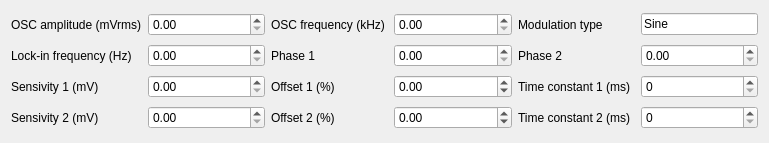
Above: pyqt5 STM software/ui/LockIn.ui from freestylexyz/STM-pyqt5-software before the change. Below: the same form after it.
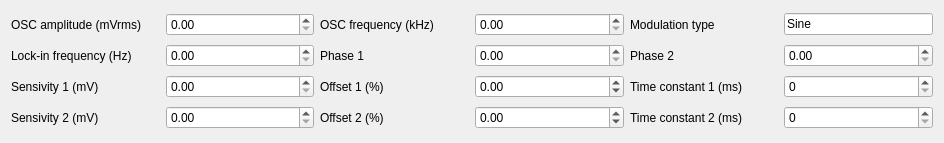
That is the form after the change.

```diff
--- a/pyqt5 STM software/ui/LockIn.ui
+++ b/pyqt5 STM software/ui/LockIn.ui
@@ -6,7 +6,7 @@
    <rect>
     <x>0</x>
     <y>0</y>
-    <width>769</width>
+    <width>944</width>
     <height>143</height>
    </rect>
   </property>
```
Left out of the diff: 3 changed lines with no effect on the pictures.
